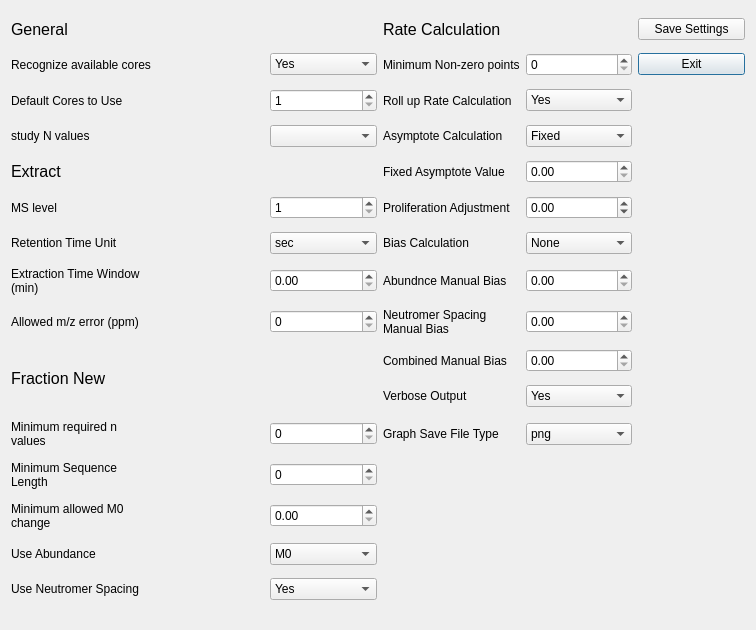
JC-Price/DeuteRater, file ui_files/Settings_Menu.ui: the form before one commit.
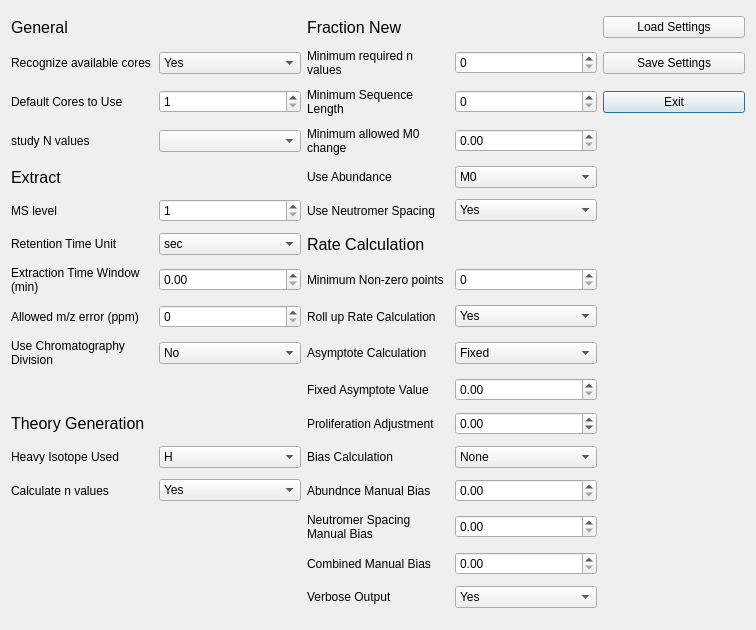
The form after the commit.

The edit to the form file:
```diff
--- a/ui_files/Settings_Menu.ui
+++ b/ui_files/Settings_Menu.ui
@@ -26,20 +26,19 @@
    <bool>false</bool>
   </property>
   <layout class="QGridLayout" name="gridLayout">
-   <item row="14" column="0">
-    <widget class="QLabel" name="label">
+   <item row="0" column="0">
+    <widget class="QLabel" name="label_5">
+     <property name="font">
+      <font>
+       <pointsize>12</pointsize>
+      </font>
+     </property>
      <property name="text">
-      <string>Minimum required n values</string>
-     </property>
-     <property name="scaledContents">
-      <bool>false</bool>
-     </property>
-     <property name="wordWrap">
-      <bool>true</bool>
+      <string>General</string>
      </property>
     </widget>
    </item>
-   <item row="12" column="0" rowspan="2">
+   <item row="0" column="3">
     <widget class="QLabel" name="label_2">
      <property name="font">
       <font>
@@ -51,10 +50,24 @@
      </property>
     </widget>
    </item>
-   <item row="2" column="4">
-    <widget class="QLabel" name="label_17">
+   <item row="1" column="2">
+    <widget class="QComboBox" name="recognize_available_cores">
+     <item>
+      <property name="text">
+       <string>Yes</string>
+      </property>
+     </item>
+     <item>
+      <property name="text">
+       <string>No</string>
+      </property>
+     </item>
+    </widget>
+   </item>
+   <item row="1" column="3">
+    <widget class="QLabel" name="label">
      <property name="text">
-      <string>Roll up Rate Calculation</string>
+      <string>Minimum required n values</string>
      </property>
      <property name="scaledContents">
       <bool>false</bool>
@@ -64,6 +77,9 @@
      </property>
     </widget>
    </item>
+   <item row="1" column="4">
+    <widget class="QSpinBox" name="min_n_value"/>
+   </item>
    <item row="2" column="0">
     <widget class="QLabel" name="label_18">
      <property name="text">
@@ -77,110 +93,40 @@
      </property>
     </widget>
    </item>
-   <item row="1" column="6">
-    <widget class="QPushButton" name="ExitButton">
-     <property name="text">
-      <string>Exit</string>
-     </property>
-    </widget>
-   </item>
-   <item row="2" column="5">
-    <widget class="QComboBox" name="roll_up_option">
-     <item>
-      <property name="text">
-       <string>Yes</string>
-      </property>
-     </item>
-     <item>
-      <property name="text">
-       <string>No</string>
-      </property>
-     </item>
-    </widget>
-   </item>
-   <item row="1" column="4">
-    <widget class="QLabel" name="label_26">
-     <property name="text">
-      <string>Minimum Non-zero points</string>
-     </property>
-     <property name="scaledContents">
-      <bool>false</bool>
-     </property>
-     <property name="wordWrap">
-      <bool>true</bool>
-     </property>
-    </widget>
-   </item>
-   <item row="1" column="5">
-    <widget class="QSpinBox" name="minimum_nonzero_points"/>
-   </item>
-   <item row="6" column="0">
-    <widget class="QLabel" name="label_19">
-     <property name="text">
-      <string>Retention Time Unit</string>
-     </property>
-     <property name="scaledContents">
-      <bool>false</bool>
-     </property>
-     <property name="wordWrap">
-      <bool>true</bool>
-     </property>
-    </widget>
-   </item>
-   <item row="5" column="4">
-    <widget class="QLabel" name="label_14">
-     <property name="text">
-      <string>Proliferation Adjustment</string>
-     </property>
-     <property name="scaledContents">
-      <bool>false</bool>
-     </property>
-     <property name="wordWrap">
-      <bool>true</bool>
-     </property>
-    </widget>
-   </item>
-   <item row="5" column="0">
-    <widget class="QLabel" name="MS_level_label">
-     <property name="text">
-      <string>MS level</string>
-     </property>
-     <property name="scaledContents">
-      <bool>false</bool>
-     </property>
-     <property name="wordWrap">
-      <bool>true</bool>
-     </property>
-    </widget>
-   </item>
-   <item row="5" column="5">
-    <widget class="QDoubleSpinBox" name="proliferation_adjustment">
+   <item row="2" column="2">
+    <widget class="QSpinBox" name="default_cores">
      <property name="minimum">
-      <double>-0.500000000000000</double>
+      <number>1</number>
      </property>
      <property name="maximum">
-      <double>1.000000000000000</double>
+      <number>60</number>
      </property>
-     <property name="singleStep">
-      <double>0.050000000000000</double>
+    </widget>
+   </item>
+   <item row="2" column="3">
+    <widget class="QLabel" name="label_3">
+     <property name="text">
+      <string>Minimum Sequence Length</string>
      </property>
+     <property name="scaledContents">
+      <bool>false</bool>
+     </property>
+     <property name="wordWrap">
+      <bool>true</bool>
+     </property>
     </widget>
    </item>
-   <item row="13" column="5">
-    <widget class="QComboBox" name="verbose_rate">
-     <item>
-      <property name="text">
-       <string>Yes</string>
-      </property>
-     </item>
-     <item>
-      <property name="text">
-       <string>No</string>
-      </property>
-     </item>
+   <item row="2" column="4">
+    <widget class="QSpinBox" name="min_sequence_length"/>
+   </item>
+   <item row="3" column="0">
+    <widget class="QLabel" name="label_23">
+     <property name="text">
+      <string>study N values</string>
+     </property>
     </widget>
    </item>
-   <item row="16" column="0">
+   <item row="3" column="3">
     <widget class="QLabel" name="label_8">
      <property name="text">
       <string>Minimum allowed M0 change</string>
@@ -193,7 +139,29 @@
      </property>
     </widget>
    </item>
-   <item row="17" column="0">
+   <item row="3" column="4">
+    <widget class="QDoubleSpinBox" name="min_allowed_m0_change">
+     <property name="maximum">
+      <double>1.000000000000000</double>
+     </property>
+     <property name="singleStep">
+      <double>0.050000000000000</double>
+     </property>
+    </widget>
+   </item>
+   <item row="4" column="0">
+    <widget class="QLabel" name="label_6">
+     <property name="font">
+      <font>
+       <pointsize>12</pointsize>
+      </font>
+     </property>
+     <property name="text">
+      <string>Extract</string>
+     </property>
+    </widget>
+   </item>
+   <item row="4" column="3">
     <widget class="QLabel" name="label_24">
      <property name="text">
       <string>Use Abundance</string>
@@ -206,37 +174,7 @@
      </property>
     </widget>
    </item>
-   <item row="14" column="2">
-    <widget class="QSpinBox" name="min_n_value"/>
-   </item>
-   <item row="15" column="0">
-    <widget class="QLabel" name="label_3">
-     <property name="text">
-      <string>Minimum Sequence Length</string>
-     </property>
-     <property name="scaledContents">
-      <bool>false</bool>
-     </property>
-     <property name="wordWrap">
-      <bool>true</bool>
-     </property>
-    </widget>
-   </item>
-   <item row="18" column="2">
-    <widget class="QComboBox" name="use_neutromer_spacing">
-     <item>
-      <property name="text">
-       <string>Yes</string>
-      </property>
-     </item>
-     <item>
-      <property name="text">
-       <string>No</string>
-      </property>
-     </item>
-    </widget>
-   </item>
-   <item row="17" column="2">
+   <item row="4" column="4">
     <widget class="QComboBox" name="use_abundance">
      <item>
       <property name="text">
@@ -260,7 +198,30 @@
      </item>
     </widget>
    </item>
-   <item row="18" column="0" colspan="2">
+   <item row="5" column="0">
+    <widget class="QLabel" name="MS_level_label">
+     <property name="text">
+      <string>MS level</string>
+     </property>
+     <property name="scaledContents">
+      <bool>false</bool>
+     </property>
+     <property name="wordWrap">
+      <bool>true</bool>
+     </property>
+    </widget>
+   </item>
+   <item row="5" column="2">
+    <widget class="QSpinBox" name="ms_level">
+     <property name="minimum">
+      <number>1</number>
+     </property>
+     <property name="maximum">
+      <number>10</number>
+     </property>
+    </widget>
+   </item>
+   <item row="5" column="3">
     <widget class="QLabel" name="label_25">
      <property name="text">
       <string>Use Neutromer Spacing</string>
@@ -273,53 +234,25 @@
      </property>
     </widget>
    </item>
-   <item row="16" column="2">
-    <widget class="QDoubleSpinBox" name="min_allowed_m0_change">
-     <property name="maximum">
-      <double>1.000000000000000</double>
-     </property>
-     <property name="singleStep">
-      <double>0.050000000000000</double>
-     </property>
-    </widget>
-   </item>
-   <item row="14" column="5">
-    <widget class="QComboBox" name="graph_save_file_type">
+   <item row="5" column="4">
+    <widget class="QComboBox" name="use_neutromer_spacing">
      <item>
       <property name="text">
-       <string>png</string>
+       <string>Yes</string>
       </property>
      </item>
      <item>
       <property name="text">
-       <string>pdf</string>
+       <string>No</string>
       </property>
      </item>
-     <item>
-      <property name="text">
-       <string>svg</string>
-      </property>
-     </item>
     </widget>
    </item>
-   <item row="15" column="2">
-    <widget class="QSpinBox" name="min_sequence_length"/>
-   </item>
-   <item row="14" column="4">
-    <widget class="QLabel" name="label_29">
+   <item row="6" column="0">
+    <widget class="QLabel" name="label_19">
      <property name="text">
-      <string>Graph Save File Type</string>
+      <string>Retention Time Unit</string>
      </property>
-     <property name="wordWrap">
-      <bool>true</bool>
-     </property>
-    </widget>
-   </item>
-   <item row="12" column="4">
-    <widget class="QLabel" name="label_12">
-     <property name="text">
-      <string>Combined Manual Bias</string>
-     </property>
      <property name="scaledContents">
       <bool>false</bool>
      </property>
@@ -328,51 +261,21 @@
      </property>
     </widget>
    </item>
-   <item row="6" column="4">
-    <widget class="QLabel" name="label_13">
-     <property name="text">
-      <string>Bias Calculation</string>
-     </property>
-     <property name="scaledContents">
-      <bool>false</bool>
-     </property>
-     <property name="wordWrap">
-      <bool>true</bool>
-     </property>
-    </widget>
-   </item>
-   <item row="6" column="5">
-    <widget class="QComboBox" name="bias_selection_option">
+   <item row="6" column="2">
+    <widget class="QComboBox" name="rt_unit">
      <item>
       <property name="text">
-       <string>None</string>
+       <string>sec</string>
       </property>
      </item>
      <item>
       <property name="text">
-       <string>Automatic</string>
+       <string>min</string>
       </property>
      </item>
-     <item>
-      <property name="text">
-       <string>Manual</string>
-      </property>
-     </item>
     </widget>
    </item>
-   <item row="0" column="0">
-    <widget class="QLabel" name="label_5">
-     <property name="font">
-      <font>
-       <pointsize>12</pointsize>
-      </font>
-     </property>
-     <property name="text">
-      <string>General</string>
-     </property>
-    </widget>
-   </item>
-   <item row="0" column="4">
+   <item row="6" column="3">
     <widget class="QLabel" name="label_4">
      <property name="font">
       <font>
@@ -384,17 +287,26 @@
      </property>
     </widget>
    </item>
-   <item row="0" column="6">
-    <widget class="QPushButton" name="SaveButton">
+   <item row="7" column="0">
+    <widget class="QLabel" name="label_20">
      <property name="text">
-      <string>Save Settings</string>
+      <string>Extraction Time Window (min)</string>
      </property>
+     <property name="scaledContents">
+      <bool>false</bool>
+     </property>
+     <property name="wordWrap">
+      <bool>true</bool>
+     </property>
     </widget>
    </item>
-   <item row="1" column="0">
-    <widget class="QLabel" name="label_9">
+   <item row="7" column="2">
+    <widget class="QDoubleSpinBox" name="time_window"/>
+   </item>
+   <item row="7" column="3">
+    <widget class="QLabel" name="label_26">
      <property name="text">
-      <string>Recognize available cores</string>
+      <string>Minimum Non-zero points</string>
      </property>
      <property name="scaledContents">
       <bool>false</bool>
@@ -404,30 +316,33 @@
      </property>
     </widget>
    </item>
-   <item row="13" column="4">
-    <widget class="QLabel" name="label_28">
+   <item row="7" column="4">
+    <widget class="QSpinBox" name="minimum_nonzero_points"/>
+   </item>
+   <item row="8" column="0">
+    <widget class="QLabel" name="ppm_error_label">
      <property name="text">
-      <string>Verbose Output</string>
+      <string>Allowed m/z error (ppm)</string>
      </property>
+     <property name="scaledContents">
+      <bool>false</bool>
+     </property>
      <property name="wordWrap">
       <bool>true</bool>
      </property>
     </widget>
    </item>
-   <item row="12" column="5">
-    <widget class="QDoubleSpinBox" name="combined_manual_bias">
+   <item row="8" column="2">
+    <widget class="QSpinBox" name="ppm_error">
      <property name="maximum">
-      <double>1.000000000000000</double>
+      <number>100</number>
      </property>
-     <property name="singleStep">
-      <double>0.050000000000000</double>
-     </property>
     </widget>
    </item>
-   <item row="4" column="4">
-    <widget class="QLabel" name="label_16">
+   <item row="8" column="3">
+    <widget class="QLabel" name="label_17">
      <property name="text">
-      <string>Fixed Asymptote Value</string>
+      <string>Roll up Rate Calculation</string>
      </property>
      <property name="scaledContents">
       <bool>false</bool>
@@ -437,32 +352,56 @@
      </property>
     </widget>
    </item>
-   <item row="4" column="5">
-    <widget class="QDoubleSpinBox" name="fixed_asymptote_value">
-     <property name="minimum">
-      <double>0.000000000000000</double>
-     </property>
-     <property name="maximum">
-      <double>10.000000000000000</double>
-     </property>
-     <property name="singleStep">
-      <double>0.050000000000000</double>
-     </property>
+   <item row="8" column="4">
+    <widget class="QComboBox" name="roll_up_option">
+     <item>
+      <property name="text">
+       <string>Yes</string>
+      </property>
+     </item>
+     <item>
+      <property name="text">
+       <string>No</string>
+      </property>
+     </item>
     </widget>
    </item>
-   <item row="4" column="0">
-    <widget class="QLabel" name="label_6">
-     <property name="font">
-      <font>
-       <pointsize>12</pointsize>
-      </font>
+   <item row="9" column="0">
+    <widget class="QLabel" name="label_21">
+     <property name="acceptDrops">
+      <bool>false</bool>
      </property>
      <property name="text">
-      <string>Extract</string>
+      <string>Use Chromatography Division</string>
      </property>
+     <property name="scaledContents">
+      <bool>false</bool>
+     </property>
+     <property name="wordWrap">
+      <bool>true</bool>
+     </property>
     </widget>
    </item>
-   <item row="3" column="4">
+   <item row="9" column="2">
+    <widget class="QComboBox" name="use_chromatography_division">
+     <item>
+      <property name="text">
+       <string>No</string>
+      </property>
+     </item>
+     <item>
+      <property name="text">
+       <string>Intrafile</string>
+      </property>
+     </item>
+     <item>
+      <property name="text">
+       <string>Interfile</string>
+      </property>
+     </item>
+    </widget>
+   </item>
+   <item row="9" column="3">
     <widget class="QLabel" name="label_15">
      <property name="text">
       <string>Asymptote Calculation</string>
@@ -475,7 +414,7 @@
      </property>
     </widget>
    </item>
-   <item row="3" column="5">
+   <item row="9" column="4">
     <widget class="QComboBox" name="asymptope_type">
      <item>
       <property name="text">
@@ -489,18 +428,49 @@
      </item>
     </widget>
    </item>
-   <item row="3" column="0">
-    <widget class="QLabel" name="label_23">
+   <item row="10" column="3">
+    <widget class="QLabel" name="label_16">
      <property name="text">
-      <string>study N values</string>
+      <string>Fixed Asymptote Value</string>
      </property>
+     <property name="scaledContents">
+      <bool>false</bool>
+     </property>
+     <property name="wordWrap">
+      <bool>true</bool>
+     </property>
     </widget>
    </item>
-   <item row="7" column="0">
-    <widget class="QLabel" name="label_20">
+   <item row="10" column="4">
+    <widget class="QDoubleSpinBox" name="fixed_asymptote_value">
+     <property name="minimum">
+      <double>0.000000000000000</double>
+     </property>
+     <property name="maximum">
+      <double>10.000000000000000</double>
+     </property>
+     <property name="singleStep">
+      <double>0.050000000000000</double>
+     </property>
+    </widget>
+   </item>
+   <item row="11" column="0">
+    <widget class="QLabel" name="label_7">
+     <property name="font">
+      <font>
+       <pointsize>12</pointsize>
+      </font>
+     </property>
      <property name="text">
-      <string>Extraction Time Window (min)</string>
+      <string>Theory Generation</string>
      </property>
+    </widget>
+   </item>
+   <item row="11" column="3">
+    <widget class="QLabel" name="label_14">
+     <property name="text">
+      <string>Proliferation Adjustment</string>
+     </property>
      <property name="scaledContents">
       <bool>false</bool>
      </property>
@@ -509,7 +479,101 @@
      </property>
     </widget>
    </item>
-   <item row="7" column="4">
+   <item row="11" column="4">
+    <widget class="QDoubleSpinBox" name="proliferation_adjustment">
+     <property name="minimum">
+      <double>-0.500000000000000</double>
+     </property>
+     <property name="maximum">
+      <double>1.000000000000000</double>
+     </property>
+     <property name="singleStep">
+      <double>0.050000000000000</double>
+     </property>
+    </widget>
+   </item>
+   <item row="12" column="0">
+    <widget class="QLabel" name="label_22">
+     <property name="text">
+      <string>Heavy Isotope Used</string>
+     </property>
+     <property name="scaledContents">
+      <bool>false</bool>
+     </property>
+     <property name="wordWrap">
+      <bool>true</bool>
+     </property>
+    </widget>
+   </item>
+   <item row="12" column="2">
+    <widget class="QComboBox" name="heavy_label">
+     <item>
+      <property name="text">
+       <string>H</string>
+      </property>
+     </item>
+    </widget>
+   </item>
+   <item row="12" column="3">
+    <widget class="QLabel" name="label_13">
+     <property name="text">
+      <string>Bias Calculation</string>
+     </property>
+     <property name="scaledContents">
+      <bool>false</bool>
+     </property>
+     <property name="wordWrap">
+      <bool>true</bool>
+     </property>
+    </widget>
+   </item>
+   <item row="12" column="4">
+    <widget class="QComboBox" name="bias_selection_option">
+     <item>
+      <property name="text">
+       <string>None</string>
+      </property>
+     </item>
+     <item>
+      <property name="text">
+       <string>Automatic</string>
+      </property>
+     </item>
+     <item>
+      <property name="text">
+       <string>Manual</string>
+      </property>
+     </item>
+    </widget>
+   </item>
+   <item row="13" column="0">
+    <widget class="QLabel" name="label_27">
+     <property name="text">
+      <string>Calculate n values</string>
+     </property>
+     <property name="scaledContents">
+      <bool>false</bool>
+     </property>
+     <property name="wordWrap">
+      <bool>true</bool>
+     </property>
+    </widget>
+   </item>
+   <item row="13" column="2">
+    <widget class="QComboBox" name="calculate_n_values">
+     <item>
+      <property name="text">
+       <string>Yes</string>
+      </property>
+     </item>
+     <item>
+      <property name="text">
+       <string>No</string>
+      </property>
+     </item>
+    </widget>
+   </item>
+   <item row="13" column="3">
     <widget class="QLabel" name="label_10">
      <property name="text">
       <string>Abundnce Manual Bias</string>
@@ -522,7 +586,7 @@
      </property>
     </widget>
    </item>
-   <item row="7" column="5">
+   <item row="13" column="4">
     <widget class="QDoubleSpinBox" name="abund_manual_bias">
      <property name="maximum">
       <double>1.000000000000000</double>
@@ -532,7 +596,7 @@
      </property>
     </widget>
    </item>
-   <item row="8" column="4">
+   <item row="14" column="3">
     <widget class="QLabel" name="label_11">
      <property name="text">
       <string>Neutromer Spacing Manual Bias</string>
@@ -545,20 +609,7 @@
      </property>
     </widget>
    </item>
-   <item row="8" column="0">
-    <widget class="QLabel" name="ppm_error_label">
-     <property name="text">
-      <string>Allowed m/z error (ppm)</string>
-     </property>
-     <property name="scaledContents">
-      <bool>false</bool>
-     </property>
-     <property name="wordWrap">
-      <bool>true</bool>
-     </property>
-    </widget>
-   </item>
-   <item row="8" column="5">
+   <item row="14" column="4">
     <widget class="QDoubleSpinBox" name="spacing_manual_bias">
      <property name="maximum">
       <double>1.000000000000000</double>
@@ -568,65 +619,91 @@
      </property>
     </widget>
    </item>
-   <item row="8" column="2">
-    <widget class="QSpinBox" name="ppm_error">
+   <item row="15" column="3">
+    <widget class="QLabel" name="label_12">
+     <property name="text">
+      <string>Combined Manual Bias</string>
+     </property>
+     <property name="scaledContents">
+      <bool>false</bool>
+     </property>
+     <property name="wordWrap">
+      <bool>true</bool>
+     </property>
+    </widget>
+   </item>
+   <item row="15" column="4">
+    <widget class="QDoubleSpinBox" name="combined_manual_bias">
      <property name="maximum">
-      <number>100</number>
+      <double>1.000000000000000</double>
      </property>
+     <property name="singleStep">
+      <double>0.050000000000000</double>
+     </property>
     </widget>
    </item>
-   <item row="7" column="2">
-    <widget class="QDoubleSpinBox" name="time_window"/>
+   <item row="16" column="3">
+    <widget class="QLabel" name="label_28">
+     <property name="text">
+      <string>Verbose Output</string>
+     </property>
+     <property name="wordWrap">
+      <bool>true</bool>
+     </property>
+    </widget>
    </item>
-   <item row="6" column="2">
-    <widget class="QComboBox" name="rt_unit">
+   <item row="16" column="4">
+    <widget class="QComboBox" name="verbose_rate">
      <item>
       <property name="text">
-       <string>sec</string>
+       <string>Yes</string>
       </property>
      </item>
      <item>
       <property name="text">
-       <string>min</string>
+       <string>No</string>
       </property>
      </item>
     </widget>
    </item>
-   <item row="5" column="2">
-    <widget class="QSpinBox" name="ms_level">
-     <property name="minimum">
-      <number>1</number>
-     </property>
-     <property name="maximum">
-      <number>10</number>
-     </property>
-    </widget>
-   </item>
    <item row="3" column="2">
     <widget class="QComboBox" name="study_type_combobox"/>
    </item>
-   <item row="2" column="2">
-    <widget class="QSpinBox" name="default_cores">
-     <property name="minimum">
-      <number>1</number>
+   <item row="1" column="0">
+    <widget class="QLabel" name="label_9">
+     <property name="text">
+      <string>Recognize available cores</string>
      </property>
-     <property name="maximum">
-      <number>60</number>
+     <property name="scaledContents">
+      <bool>false</bool>
      </property>
+     <property name="wordWrap">
+      <bool>true</bool>
+     </property>
     </widget>
    </item>
-   <item row="1" column="2">
-    <widget class="QComboBox" name="recognize_available_cores">
-     <item>
-      <property name="text">
-       <string>Yes</string>
-      </property>
-     </item>
-     <item>
-      <property name="text">
-       <string>No</string>
-      </property>
-     </item>
+   <item row="0" column="5">
+    <widget class="QPushButton" name="LoadButton">
+     <property name="text">
+      <string>Load Settings</string>
+     </property>
+    </widget>
+   </item>
+   <item row="1" column="5">
+    <widget class="QPushButton" name="SaveButton">
+     <property name="text">
+      <string>Save Settings</string>
+     </property>
+    </widget>
+   </item>
+   <item row="2" column="5">
+    <widget class="QPushButton" name="ExitButton">
+     <property name="text">
+      <string>Exit</string>
+     </property>
+     <property name="default">
+      <bool>true</bool>
+     </property>
     </widget>
    </item>
   </layout>
```
